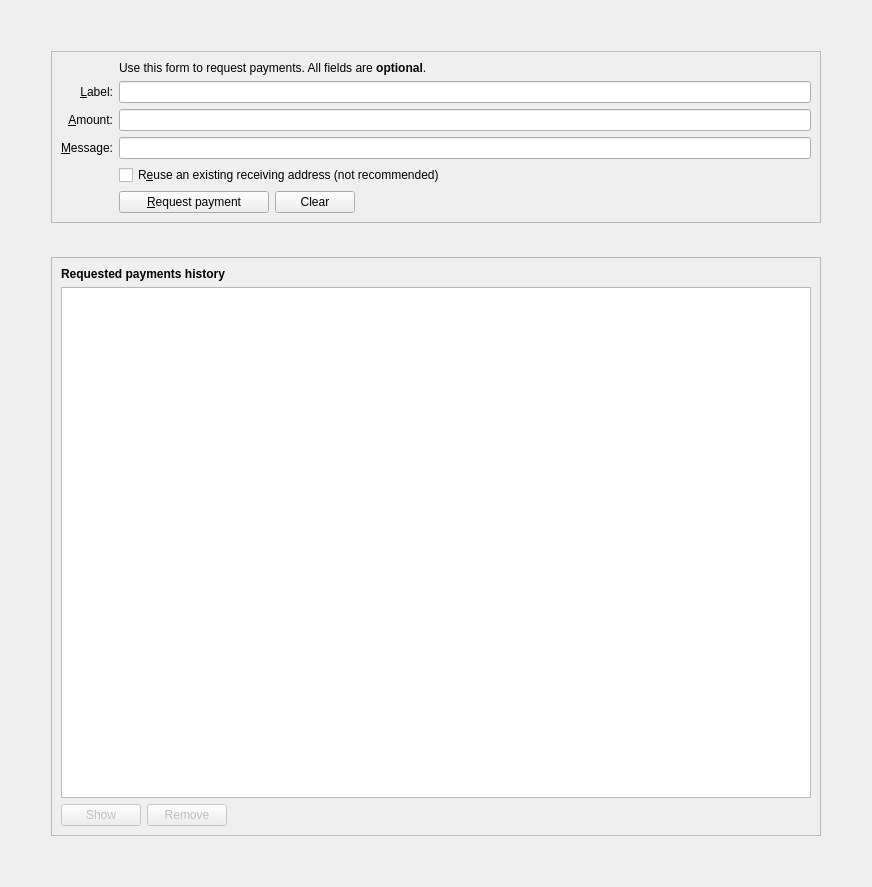
First picture: the form in src/qt/forms/receivecoinsdialog.ui, repository AvianNetwork/Avian, before the edit.
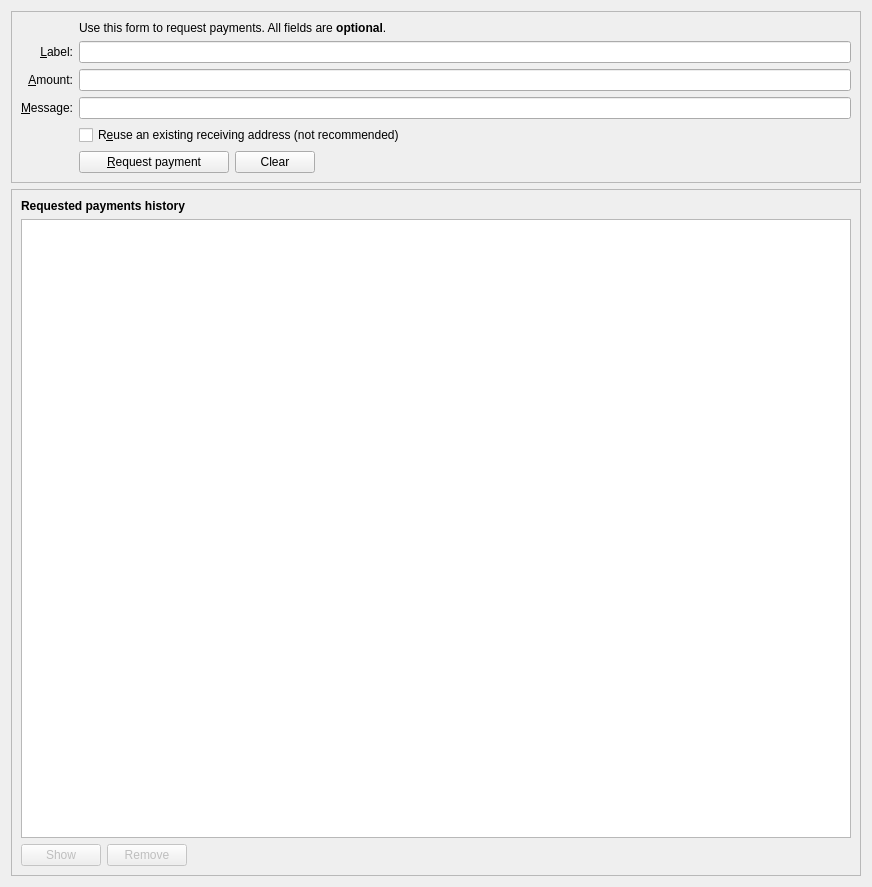
Second picture: the form after the edit. Icons and pictures are not drawn. Custom widgets are drawn as their Qt base class.

Commit message: Remove frame from receivecoindialog

Patch:
```diff
--- a/src/qt/forms/receivecoinsdialog.ui
+++ b/src/qt/forms/receivecoinsdialog.ui
@@ -10,24 +10,7 @@
     <height>887</height>
    </rect>
   </property>
-  <layout class="QVBoxLayout" name="verticalLayout" stretch="0">
-   <item>
-    <layout class="QVBoxLayout" name="verticalLayout_5">
-     <property name="spacing">
-      <number>34</number>
-     </property>
-     <property name="leftMargin">
-      <number>40</number>
-     </property>
-     <property name="topMargin">
-      <number>40</number>
-     </property>
-     <property name="rightMargin">
-      <number>40</number>
-     </property>
-     <property name="bottomMargin">
-      <number>40</number>
-     </property>
+  <layout class="QVBoxLayout" name="verticalLayout" stretch="0,0">
      <item>
       <widget class="QFrame" name="frame2">
        <property name="sizePolicy">
@@ -227,7 +210,7 @@
        <property name="frameShadow">
         <enum>QFrame::Raised</enum>
        </property>
-       <layout class="QVBoxLayout" name="verticalLayout_2">
+     <layout class="QVBoxLayout" name="verticalLayout_2" stretch="0,0,0">
         <item>
          <widget class="QLabel" name="label_6">
           <property name="font">
@@ -313,8 +296,6 @@
         </item>
        </layout>
       </widget>
-     </item>
-    </layout>
    </item>
   </layout>
  </widget>
```
Left out of the diff: 52 changed lines with no effect on the pictures. Lines whose indentation alone changed are shown as unchanged.
